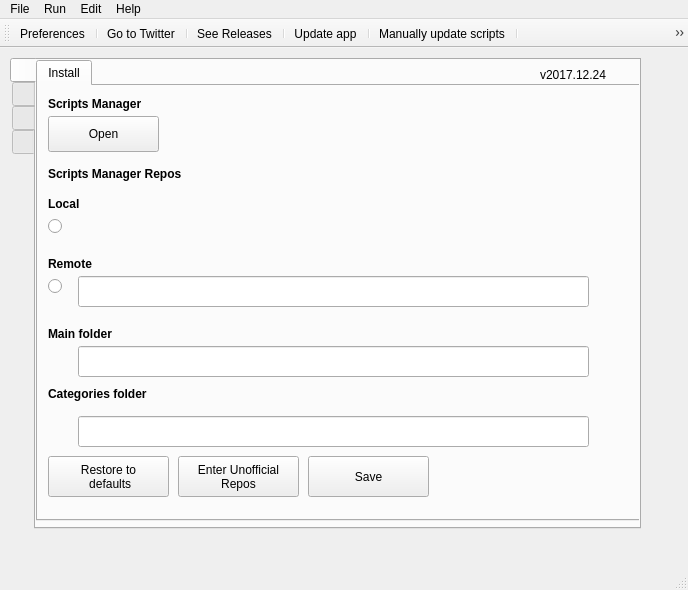
Before: the Qt Designer form src/mainwindow.ui in adgellida/ubunsys, drawn with Qt 5.
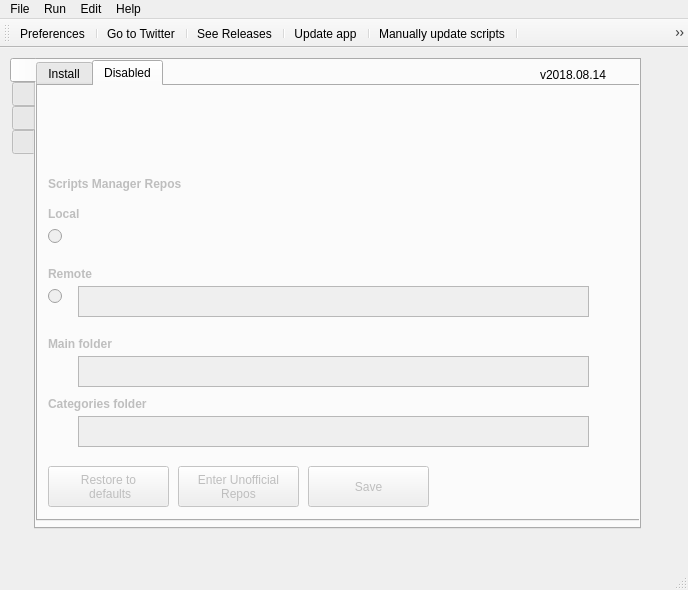
After: the same form once the commit is applied. The open tabs and pages were chosen to show the change. Icons and pictures are not drawn.

What changed in the file:
```diff
--- a/src/mainwindow.ui
+++ b/src/mainwindow.ui
@@ -140,75 +140,19 @@
          <string>Scripts Manager</string>
         </property>
        </widget>
-       <widget class="QLabel" name="label_55">
-        <property name="geometry">
-         <rect>
-          <x>10</x>
-          <y>80</y>
-          <width>221</width>
-          <height>16</height>
-         </rect>
-        </property>
-        <property name="font">
-         <font>
-          <weight>75</weight>
-          <bold>true</bold>
-         </font>
-        </property>
-        <property name="text">
-         <string>Scripts Manager Repos</string>
-        </property>
-       </widget>
-       <widget class="QRadioButton" name="localRepoButton">
-        <property name="geometry">
-         <rect>
-          <x>10</x>
-          <y>130</y>
-          <width>21</width>
-          <height>21</height>
-         </rect>
-        </property>
-        <property name="text">
-         <string/>
-        </property>
-       </widget>
-       <widget class="QLabel" name="label_56">
-        <property name="geometry">
-         <rect>
-          <x>10</x>
-          <y>110</y>
-          <width>141</width>
-          <height>16</height>
-         </rect>
-        </property>
-        <property name="font">
-         <font>
-          <weight>75</weight>
-          <bold>true</bold>
-         </font>
-        </property>
-        <property name="text">
-         <string>Local</string>
-        </property>
-       </widget>
-       <widget class="QRadioButton" name="remoteRepoButton">
-        <property name="geometry">
-         <rect>
-          <x>10</x>
-          <y>190</y>
-          <width>21</width>
-          <height>21</height>
-         </rect>
-        </property>
-        <property name="text">
-         <string/>
-        </property>
-       </widget>
+      </widget>
+      <widget class="QWidget" name="tab_12">
+       <attribute name="title">
+        <string>Disabled</string>
+       </attribute>
        <widget class="QLabel" name="label_57">
+        <property name="enabled">
+         <bool>false</bool>
+        </property>
         <property name="geometry">
          <rect>
           <x>10</x>
-          <y>170</y>
+          <y>180</y>
           <width>191</width>
           <height>16</height>
          </rect>
@@ -223,21 +167,36 @@
          <string>Remote</string>
         </property>
        </widget>
-       <widget class="QLineEdit" name="lineRemoteRepo1">
+       <widget class="QLabel" name="label_62">
+        <property name="enabled">
+         <bool>false</bool>
+        </property>
         <property name="geometry">
          <rect>
-          <x>40</x>
-          <y>190</y>
-          <width>511</width>
-          <height>31</height>
+          <x>10</x>
+          <y>310</y>
+          <width>231</width>
+          <height>16</height>
          </rect>
         </property>
+        <property name="font">
+         <font>
+          <weight>75</weight>
+          <bold>true</bold>
+         </font>
+        </property>
+        <property name="text">
+         <string>Categories folder</string>
+        </property>
        </widget>
        <widget class="QPushButton" name="restoreToDefaultsButton">
+        <property name="enabled">
+         <bool>false</bool>
+        </property>
         <property name="geometry">
          <rect>
           <x>10</x>
-          <y>370</y>
+          <y>380</y>
           <width>121</width>
           <height>41</height>
          </rect>
@@ -262,11 +221,81 @@
          <bool>false</bool>
         </property>
        </widget>
+       <widget class="QTextEdit" name="lineRepoMain">
+        <property name="enabled">
+         <bool>false</bool>
+        </property>
+        <property name="geometry">
+         <rect>
+          <x>40</x>
+          <y>270</y>
+          <width>511</width>
+          <height>31</height>
+         </rect>
+        </property>
+       </widget>
+       <widget class="QLabel" name="label_56">
+        <property name="enabled">
+         <bool>false</bool>
+        </property>
+        <property name="geometry">
+         <rect>
+          <x>10</x>
+          <y>120</y>
+          <width>141</width>
+          <height>16</height>
+         </rect>
+        </property>
+        <property name="font">
+         <font>
+          <weight>75</weight>
+          <bold>true</bold>
+         </font>
+        </property>
+        <property name="text">
+         <string>Local</string>
+        </property>
+       </widget>
+       <widget class="QPushButton" name="enterUnofficialReposButton">
+        <property name="enabled">
+         <bool>false</bool>
+        </property>
+        <property name="geometry">
+         <rect>
+          <x>140</x>
+          <y>380</y>
+          <width>121</width>
+          <height>41</height>
+         </rect>
+        </property>
+        <property name="whatsThis">
+         <string/>
+        </property>
+        <property name="text">
+         <string>Enter Unofficial
+Repos</string>
+        </property>
+        <property name="iconSize">
+         <size>
+          <width>30</width>
+          <height>30</height>
+         </size>
+        </property>
+        <property name="shortcut">
+         <string/>
+        </property>
+        <property name="checkable">
+         <bool>false</bool>
+        </property>
+       </widget>
        <widget class="QPushButton" name="saveReposButton">
+        <property name="enabled">
+         <bool>false</bool>
+        </property>
         <property name="geometry">
          <rect>
           <x>270</x>
-          <y>370</y>
+          <y>380</y>
           <width>121</width>
           <height>41</height>
          </rect>
@@ -290,31 +319,94 @@
          <bool>false</bool>
         </property>
        </widget>
-       <widget class="QLineEdit" name="lineRemoteRepo2">
+       <widget class="QTextEdit" name="lineRepoCat">
+        <property name="enabled">
+         <bool>false</bool>
+        </property>
         <property name="geometry">
          <rect>
           <x>40</x>
-          <y>260</y>
+          <y>330</y>
           <width>511</width>
           <height>31</height>
          </rect>
         </property>
        </widget>
-       <widget class="QLineEdit" name="lineRemoteRepo3">
+       <widget class="QLabel" name="label_55">
+        <property name="enabled">
+         <bool>false</bool>
+        </property>
+        <property name="geometry">
+         <rect>
+          <x>10</x>
+          <y>90</y>
+          <width>221</width>
+          <height>16</height>
+         </rect>
+        </property>
+        <property name="font">
+         <font>
+          <weight>75</weight>
+          <bold>true</bold>
+         </font>
+        </property>
+        <property name="text">
+         <string>Scripts Manager Repos</string>
+        </property>
+       </widget>
+       <widget class="QRadioButton" name="localRepoButton">
+        <property name="enabled">
+         <bool>false</bool>
+        </property>
+        <property name="geometry">
+         <rect>
+          <x>10</x>
+          <y>140</y>
+          <width>21</width>
+          <height>21</height>
+         </rect>
+        </property>
+        <property name="text">
+         <string/>
+        </property>
+       </widget>
+       <widget class="QRadioButton" name="remoteRepoButton">
+        <property name="enabled">
+         <bool>false</bool>
+        </property>
+        <property name="geometry">
+         <rect>
+          <x>10</x>
+          <y>200</y>
+          <width>21</width>
+          <height>21</height>
+         </rect>
+        </property>
+        <property name="text">
+         <string/>
+        </property>
+       </widget>
+       <widget class="QTextEdit" name="lineRemoteRepo">
+        <property name="enabled">
+         <bool>false</bool>
+        </property>
         <property name="geometry">
          <rect>
           <x>40</x>
-          <y>330</y>
+          <y>200</y>
           <width>511</width>
           <height>31</height>
          </rect>
         </property>
        </widget>
        <widget class="QLabel" name="label_58">
+        <property name="enabled">
+         <bool>false</bool>
+        </property>
         <property name="geometry">
          <rect>
           <x>10</x>
-          <y>240</y>
+          <y>250</y>
           <width>211</width>
           <height>16</height>
          </rect>
@@ -329,54 +421,6 @@
          <string>Main folder</string>
         </property>
        </widget>
-       <widget class="QLabel" name="label_62">
-        <property name="geometry">
-         <rect>
-          <x>10</x>
-          <y>300</y>
-          <width>231</width>
-          <height>16</height>
-         </rect>
-        </property>
-        <property name="font">
-         <font>
-          <weight>75</weight>
-          <bold>true</bold>
-         </font>
-        </property>
-        <property name="text">
-         <string>Categories folder</string>
-        </property>
-       </widget>
-       <widget class="QPushButton" name="enterUnofficialReposButton">
-        <property name="geometry">
-         <rect>
-          <x>140</x>
-          <y>370</y>
-          <width>121</width>
-          <height>41</height>
-         </rect>
-        </property>
-        <property name="whatsThis">
-         <string/>
-        </property>
-        <property name="text">
-         <string>Enter Unofficial
-Repos</string>
-        </property>
-        <property name="iconSize">
-         <size>
-          <width>30</width>
-          <height>30</height>
-         </size>
-        </property>
-        <property name="shortcut">
-         <string/>
-        </property>
-        <property name="checkable">
-         <bool>false</bool>
-        </property>
-       </widget>
       </widget>
      </widget>
     </widget>
@@ -3746,7 +3790,7 @@
      </rect>
     </property>
     <property name="text">
-     <string>v2017.12.24</string>
+     <string>v2018.08.14</string>
     </property>
    </widget>
   </widget>
```
